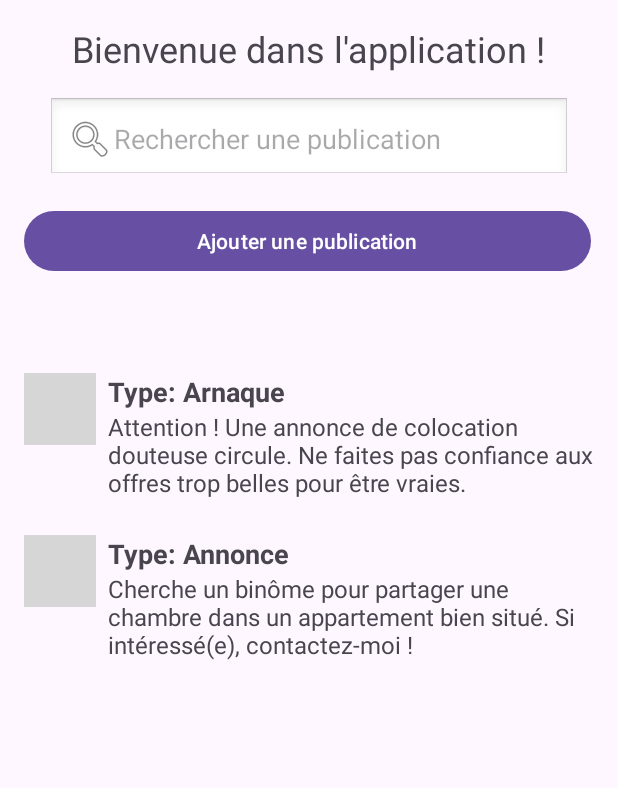
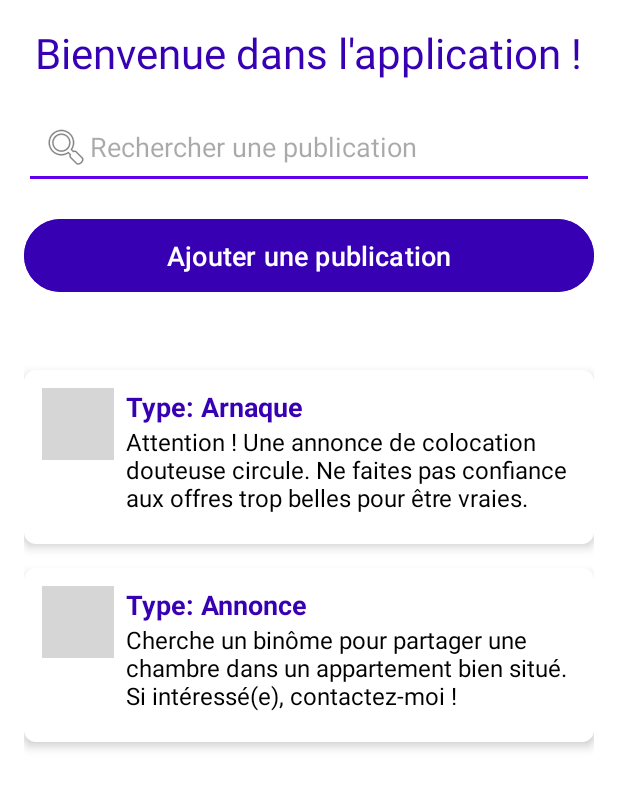
Before and after one commit to MeriamBenAli1/Mobile_App_Locations-Colocations-, an Android app: the screen it shows after launch (MainActivity), on a phone screen of 412 x 824 dp. Shown: the top 788 px of the screen. Run offline under Robolectric (Android 15) with nearby library versions, the phone set to English and light mode, and no system bars; grey boxes are pictures that could not be loaded.

Commit message:
Design Interfaces

```diff
--- a/app/src/main/AndroidManifest.xml
+++ b/app/src/main/AndroidManifest.xml
@@ -21,6 +21,7 @@
                 <category android:name="android.intent.category.LAUNCHER" />
             </intent-filter>
         </activity>
+        <activity android:name=".activity_blog.Activity_Blog" />
     </application>
 
 </manifest>
--- a/app/src/main/java/com/example/mobileappproject_tekdev_5sae3/MainActivity.java
+++ b/app/src/main/java/com/example/mobileappproject_tekdev_5sae3/MainActivity.java
@@ -1,12 +1,16 @@
 package com.example.mobileappproject_tekdev_5sae3;
 
+import android.content.Intent;
 import android.os.Bundle;
+import android.widget.Button;
 
 import androidx.activity.EdgeToEdge;
 import androidx.appcompat.app.AppCompatActivity;
 import androidx.core.graphics.Insets;
 import androidx.core.view.ViewCompat;
 import androidx.core.view.WindowInsetsCompat;
+
+import com.example.mobileappproject_tekdev_5sae3.activity_blog.Activity_Blog;
 
 public class MainActivity extends AppCompatActivity {
 
@@ -20,5 +24,13 @@ public class MainActivity extends AppCompatActivity {
             v.setPadding(systemBars.left, systemBars.top, systemBars.right, systemBars.bottom);
             return insets;
         });
+        // Get the button by its ID
+        Button buttonAddPost = findViewById(R.id.buttonAddPost);
+
+        // Set an OnClickListener to navigate to BlogActivity
+        buttonAddPost.setOnClickListener(view -> {
+            Intent intent = new Intent(MainActivity.this, Activity_Blog.class);
+            startActivity(intent);
+        });
     }
 }
--- /dev/null
+++ b/app/src/main/res/drawable/card_background.xml
@@ -0,0 +1,11 @@
+<?xml version="1.0" encoding="utf-8"?>
+<shape xmlns:android="http://schemas.android.com/apk/res/android"
+    android:shape="rectangle">
+    <corners android:radius="8dp" />
+    <solid android:color="@color/white" />
+    <padding
+        android:left="12dp"
+        android:top="12dp"
+        android:right="12dp"
+        android:bottom="12dp" />
+</shape>
--- /dev/null
+++ b/app/src/main/res/drawable/edittext_background.xml
@@ -0,0 +1,6 @@
+<?xml version="1.0" encoding="utf-8"?>
+<shape xmlns:android="http://schemas.android.com/apk/res/android">
+    <solid android:color="@android:color/white"/>
+    <corners android:radius="8dp"/>
+    <stroke android:color="@android:color/darker_gray" android:width="1dp"/>
+</shape>
--- /dev/null
+++ b/app/src/main/res/drawable/spinner_background.xml
@@ -0,0 +1,6 @@
+<?xml version="1.0" encoding="utf-8"?>
+<shape xmlns:android="http://schemas.android.com/apk/res/android">
+    <solid android:color="@android:color/white"/>
+    <corners android:radius="8dp"/>
+    <stroke android:color="@android:color/darker_gray" android:width="1dp"/>
+</shape>
--- a/app/src/main/res/layout/activity_main.xml
+++ b/app/src/main/res/layout/activity_main.xml
@@ -1,11 +1,14 @@
 <?xml version="1.0" encoding="utf-8"?>
-<androidx.constraintlayout.widget.ConstraintLayout xmlns:android="http://schemas.android.com/apk/res/android"
+<androidx.constraintlayout.widget.ConstraintLayout
+    xmlns:android="http://schemas.android.com/apk/res/android"
     xmlns:app="http://schemas.android.com/apk/res-auto"
     xmlns:tools="http://schemas.android.com/tools"
     android:id="@+id/main"
     android:layout_width="match_parent"
     android:layout_height="match_parent"
+    android:background="@color/white"
     tools:context=".MainActivity">
+
 <LinearLayout
 android:layout_width="match_parent"
 android:layout_height="match_parent"
@@ -17,8 +20,10 @@
     android:layout_width="wrap_content"
     android:layout_height="wrap_content"
     android:text="Bienvenue dans l'application !"
-            android:textSize="24sp"
-            android:layout_gravity="center" />
+    android:textSize="28sp"
+    android:textColor="@color/purple_700"
+android:layout_gravity="center"
+android:paddingBottom="16dp" />
 
 <EditText
     android:id="@+id/searchBar"
@@ -27,37 +32,38 @@
     android:hint="Rechercher une publication"
     android:padding="12dp"
     android:drawableLeft="@android:drawable/ic_menu_search"
-        android:layout_margin="16dp"
-        android:background="@android:drawable/edit_text"
-        android:inputType="text"
-        app:layout_constraintStart_toStartOf="parent"
-        app:layout_constraintEnd_toEndOf="parent"
-        app:layout_constraintTop_toTopOf="parent"/>
+    android:layout_marginBottom="16dp"
+    android:backgroundTint="@color/purple_500"
+android:textColor="@android:color/black" />
 
 <Button
     android:id="@+id/buttonAddPost"
-            android:layout_width="378dp"
+    android:layout_width="match_parent"
     android:layout_height="wrap_content"
     android:layout_marginBottom="16dp"
     android:text="Ajouter une publication"
-            app:layout_constraintBottom_toBottomOf="parent"
-            app:layout_constraintEnd_toEndOf="parent"
-            app:layout_constraintStart_toStartOf="parent" />
+    android:textColor="@android:color/white"
+    android:backgroundTint="@color/purple_600"
+    android:padding="12dp"
+    android:textSize="18sp" />
 
 <androidx.recyclerview.widget.RecyclerView
     android:id="@+id/recyclerViewPublications"
-            android:layout_width="0dp"
+    android:layout_width="match_parent"
     android:layout_height="0dp"
-            android:layout_margin="16dp"
+    android:layout_marginBottom="16dp"
     app:layout_constraintTop_toBottomOf="@+id/searchBar"
-            app:layout_constraintBottom_toTopOf="@+id/buttonAddPost"
-            app:layout_constraintStart_toStartOf="parent"
-            app:layout_constraintEnd_toEndOf="parent"/>
+    app:layout_constraintBottom_toTopOf="@+id/buttonAddPost" />
+
+<!-- Publication 1 -->
     <LinearLayout
     android:layout_width="match_parent"
     android:layout_height="wrap_content"
     android:orientation="horizontal"
-            android:layout_marginTop="16dp">
+    android:layout_marginTop="16dp"
+    android:background="@drawable/card_background"
+    android:padding="12dp"
+    android:elevation="4dp">
 
 <ImageView
     android:layout_width="48dp"
@@ -77,14 +83,16 @@
         android:layout_height="wrap_content"
         android:text="Type: Arnaque"
         android:textSize="18sp"
-                    android:textStyle="bold" />
+        android:textStyle="bold"
+        android:textColor="@color/purple_700" />
 
     <TextView
         android:layout_width="wrap_content"
         android:layout_height="wrap_content"
         android:text="Attention ! Une annonce de colocation douteuse circule. Ne faites pas confiance aux offres trop belles pour être vraies."
         android:textSize="16sp"
-                    android:layout_marginBottom="8dp" />
+        android:layout_marginBottom="8dp"
+        android:textColor="@android:color/black" />
 </LinearLayout>
 </LinearLayout>
 
@@ -93,7 +101,10 @@
 android:layout_width="match_parent"
 android:layout_height="wrap_content"
 android:orientation="horizontal"
-            android:layout_marginTop="16dp">
+android:layout_marginTop="16dp"
+android:background="@drawable/card_background"
+    android:padding="12dp"
+    android:elevation="4dp">
 
 <ImageView
 android:layout_width="48dp"
@@ -113,18 +124,18 @@
     android:layout_height="wrap_content"
     android:text="Type: Annonce"
     android:textSize="18sp"
-                    android:textStyle="bold" />
+    android:textStyle="bold"
+    android:textColor="@color/purple_700" />
 
 <TextView
     android:layout_width="wrap_content"
     android:layout_height="wrap_content"
     android:text="Cherche un binôme pour partager une chambre dans un appartement bien situé. Si intéressé(e), contactez-moi !"
     android:textSize="16sp"
-                    android:layout_marginBottom="8dp" />
+    android:layout_marginBottom="8dp"
+    android:textColor="@android:color/black" />
 </LinearLayout>
     </LinearLayout>
 
     </LinearLayout>
-
-
     </androidx.constraintlayout.widget.ConstraintLayout>
--- a/app/src/main/res/values/colors.xml
+++ b/app/src/main/res/values/colors.xml
@@ -2,4 +2,11 @@
 <resources>
     <color name="black">#FF000000</color>
     <color name="white">#FFFFFFFF</color>
+    <color name="teal_700">#018786</color>
+    <color name="colorPrimary">#6200EE</color>
+    <color name="colorPrimaryDark">#3700B3</color>
+    <color name="colorAccent">#03DAC5</color>
+    <color name="purple_500">#6200EE</color>
+    <color name="purple_700">#3700B3</color>
+    <color name="purple_600">#3700B3</color>
 </resources>
```
Also changed, not shown: app/src/main/java/com/example/mobileappproject_tekdev_5sae3/activity_blog/Activity_Blog.java (added, +30 -0 lines), app/src/main/res/layout/activity_blog.xml (+77 -23 lines). Lines whose indentation alone changed are shown as unchanged.
